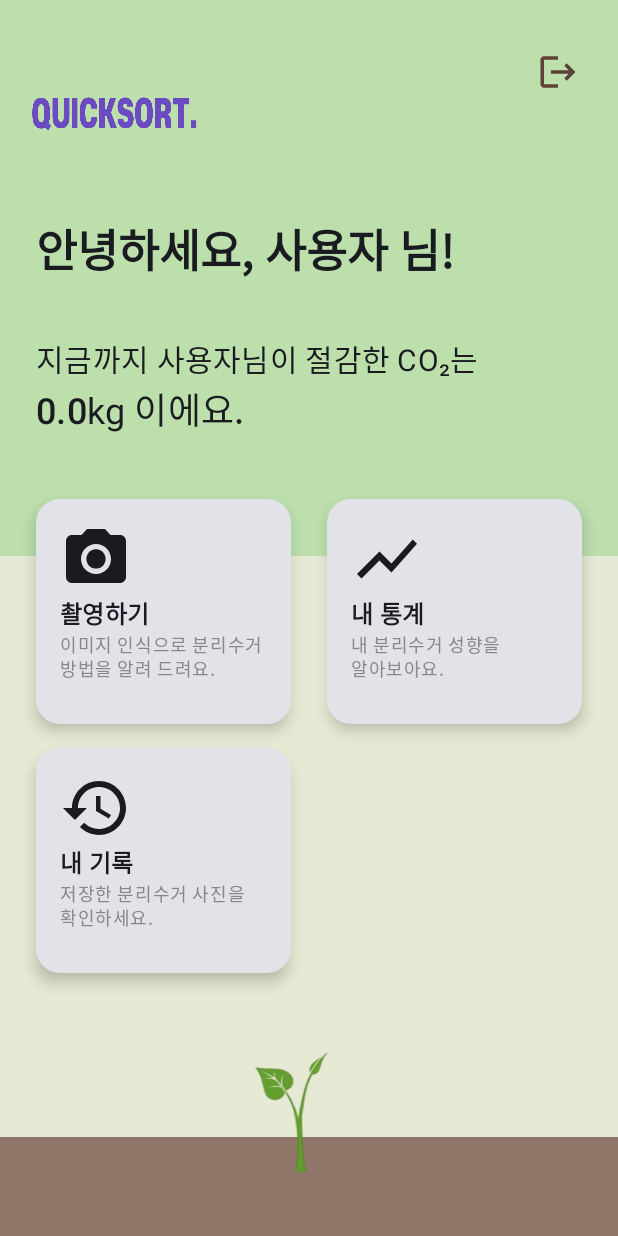
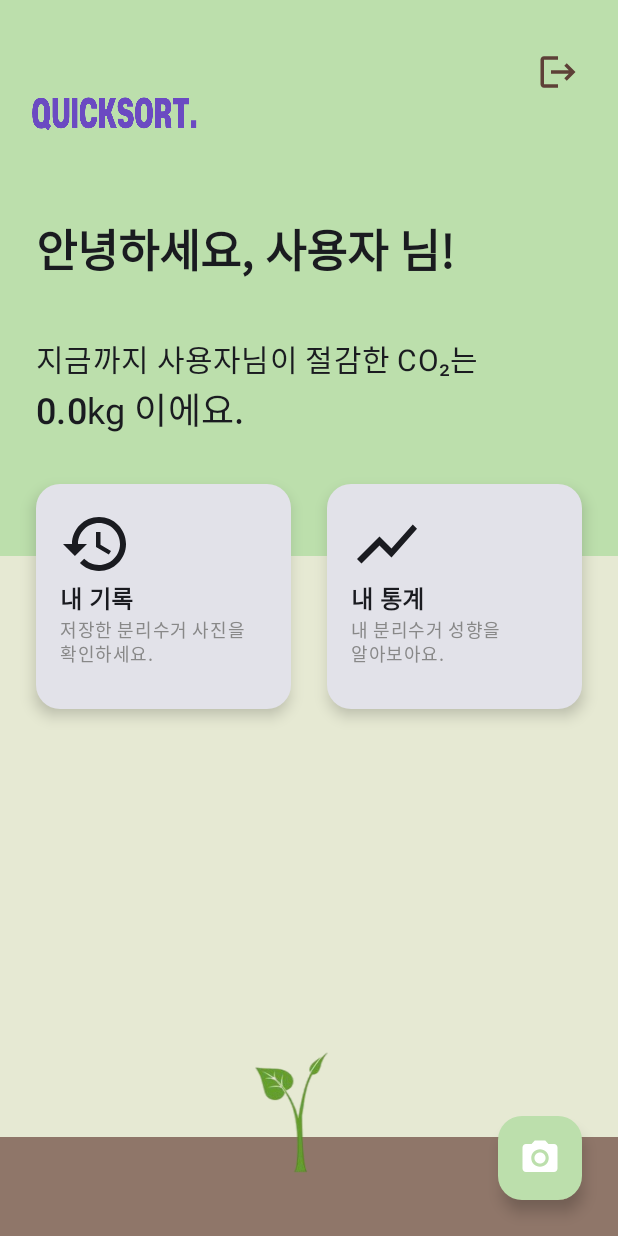
Before and after one commit to woojaeoh/Moblie_app_programming_quicksort, an Android app built with Jetpack Compose: the HomeScreen screen opened through its navigation route, on a phone screen of 412 x 824 dp. Run offline under Robolectric (Android 15) with nearby library versions, the phone set to English and light mode, and no system bars; our stand-ins replace Firebase (no records; nobody signed in at launch, a user with empty details on screens opened directly).

Commit message:
float button added

```diff
--- a/AndroidStudioProjects/QuickSort/app/src/main/java/com/example/quicksort/HomeScreen.kt
+++ b/AndroidStudioProjects/QuickSort/app/src/main/java/com/example/quicksort/HomeScreen.kt
@@ -43,7 +43,6 @@ fun HomeScreen(
 
     val currentUser by authViewModel.currentUser.collectAsState()
 
-    // 사용자 정보 로드
     LaunchedEffect(currentUser) {
         currentUser?.let { user ->
             aiViewModel.getUserInfo(user.uid) { userProfile ->
@@ -58,7 +57,7 @@ fun HomeScreen(
     ) {
         Column(modifier = Modifier.fillMaxSize()) {
 
-            // 1층 → 화면 상단 큰 영역 (가중치 6)
+            // 1층
             Box(
                 modifier = Modifier
                     .weight(4.5f)
@@ -66,7 +65,7 @@ fun HomeScreen(
                     .background(Color(0xFFBCDFAC))
             )
 
-            // 2층 → 중간 레이어 (가중치 3)
+            // 2층
             Box(
                 modifier = Modifier
                     .weight(4.7f)
@@ -74,7 +73,7 @@ fun HomeScreen(
                     .background(Color(0xFFE6E9D3))
             )
 
-            // 3층 → 맨 아래 얇은 레이어 (가중치 1)
+            // 3층
             Box(
                 modifier = Modifier
                     .weight(0.8f)
@@ -83,8 +82,7 @@ fun HomeScreen(
             )
         }
 
-
-        // ④ 배경 이미지 - CO2에 따라 나무 성장!
+        // 나무 이미지
         val treeResource = when {
             CO2 < 2.0 -> R.drawable.tree1
             CO2 < 4.0 -> R.drawable.tree2
@@ -102,13 +100,15 @@ fun HomeScreen(
                 .offset(y = (-30).dp)
         )
 
-        // ⑤ 실제 UI 콘텐츠
+
+        // ------ 상단 UI ------
         Column(
             modifier = Modifier
                 .fillMaxSize()
                 .padding(bottom = 24.dp)
         ) {
-            // 로고와 로그아웃 버튼
+
+            // 로고 + 로그아웃
             Row(
                 modifier = Modifier
                     .fillMaxWidth()
@@ -139,8 +139,7 @@ fun HomeScreen(
                 }
             }
 
-
-            // 상단 텍스트
+            // 텍스트 정보
             Column(
                 modifier = Modifier
                     .fillMaxWidth()
@@ -158,9 +157,7 @@ fun HomeScreen(
 
                 Text(
                     text = "지금까지 ${userName}님이 절감한 CO₂는",
-                    style = MaterialTheme.typography.bodyMedium.copy(
-                        fontSize = 20.sp,
-                    )
+                    style = MaterialTheme.typography.bodyMedium.copy(fontSize = 20.sp)
                 )
                 Text(
                     text = buildAnnotatedString {
@@ -169,16 +166,13 @@ fun HomeScreen(
                         }
                         append("kg 이에요.")
                     },
-                    style = MaterialTheme.typography.bodyMedium.copy(
-                        fontSize = 24.sp
-                    )
+                    style = MaterialTheme.typography.bodyMedium.copy(fontSize = 24.sp)
                 )
-
             }
 
-            Spacer(modifier = Modifier.height(42.dp))
+            Spacer(modifier = Modifier.height(32.dp))
 
-            // 메뉴 카드 2개
+            // ---- 내 기록 / 내 통계 ----
             Row(
                 modifier = Modifier
                     .fillMaxWidth()
@@ -187,10 +181,10 @@ fun HomeScreen(
             ) {
 
                 HomeMenuCard(
-                    icon = Icons.Default.CameraAlt,
-                    title = "촬영하기",
-                    subtitle = "이미지 인식으로 분리수거\n방법을 알려 드려요.",
-                    onClick = onCameraClick
+                    icon = Icons.Default.History,
+                    title = "내 기록",
+                    subtitle = "저장한 분리수거 사진을\n확인하세요.",
+                    onClick = onHistoryClick
                 )
 
                 HomeMenuCard(
@@ -201,29 +195,26 @@ fun HomeScreen(
                 )
             }
 
-            Spacer(modifier = Modifier.height(16.dp))
+            Spacer(modifier = Modifier.weight(1f))
+        }
 
-            // 히스토리 메뉴 카드
-            Row(
-                modifier = Modifier
-                    .fillMaxWidth()
-                    .padding(horizontal = 24.dp),
-                horizontalArrangement = Arrangement.SpaceBetween
-            ) {
-                HomeMenuCard(
-                    icon = Icons.Default.History,
-                    title = "내 기록",
-                    subtitle = "저장한 분리수거 사진을\n확인하세요.",
-                    onClick = onHistoryClick
-                )
-            }
-
-            Spacer(modifier = Modifier.weight(1f))
+        // FloatingActionButton
+        FloatingActionButton(
+            onClick = onCameraClick,
+            modifier = Modifier
+                .align(Alignment.BottomEnd)
+                .padding(24.dp),
+            containerColor = Color(0xFFBCDFAC),
+            contentColor = Color.White
+        ) {
+            Icon(
+                imageVector = Icons.Default.CameraAlt,
+                contentDescription = "촬영하기",
+                modifier = Modifier.size(28.dp)
+            )
         }
     }
 }
-
-
 
 @Composable
 fun HomeMenuCard(
```
